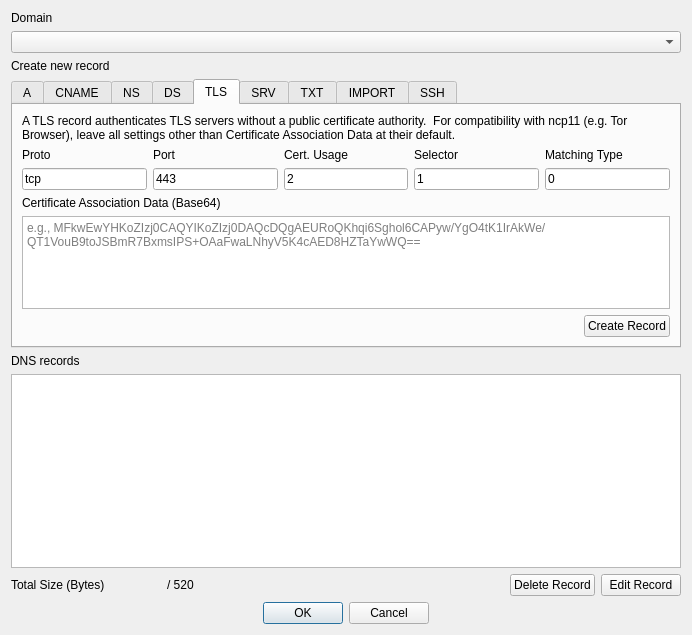
spaceexpanse/electrum-chi, file electrum_nmc/electrum/gui/qt/forms/dnsdialog.ui: the form before one commit.
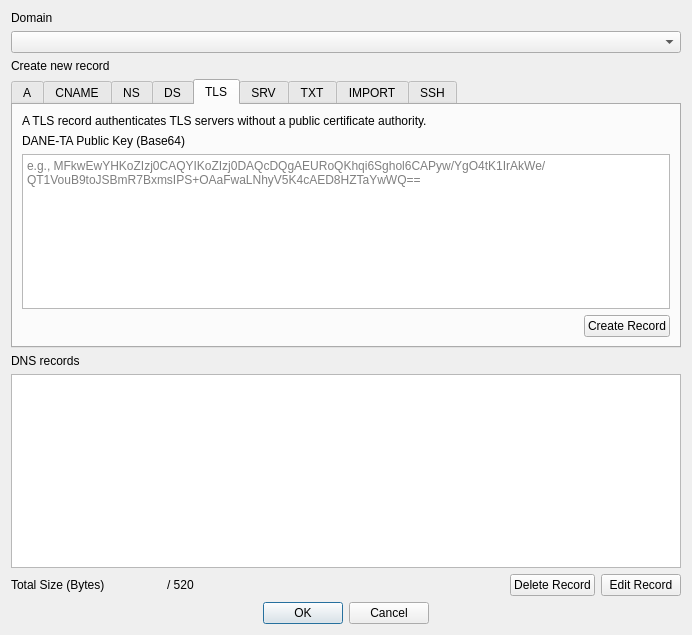
The form after the commit. The open tabs and pages were chosen to show the change. Custom widgets are drawn as their Qt base class.

Commit message: Namecoin: Update TLS record syntax for Encaya

Diff of the .ui file:
```diff
--- a/electrum_nmc/electrum/gui/qt/forms/dnsdialog.ui
+++ b/electrum_nmc/electrum/gui/qt/forms/dnsdialog.ui
@@ -614,156 +614,17 @@
        <item>
         <widget class="QLabel" name="labelTLSDesc">
          <property name="text">
-          <string>A TLS record authenticates TLS servers without a public certificate authority.  For compatibility with ncp11 (e.g. Tor Browser), leave all settings other than Certificate Association Data at their default.</string>
+          <string>A TLS record authenticates TLS servers without a public certificate authority.</string>
          </property>
          <property name="wordWrap">
           <bool>true</bool>
          </property>
         </widget>
        </item>
-       <item>
-        <layout class="QHBoxLayout" name="horizontalLayout_15">
-         <item>
-          <layout class="QVBoxLayout" name="verticalLayout_25">
-           <item>
-            <widget class="QLabel" name="labelTLSProto">
-             <property name="maximumSize">
-              <size>
-               <width>16777215</width>
-               <height>20</height>
-              </size>
-             </property>
-             <property name="text">
-              <string>Proto</string>
-             </property>
-            </widget>
-           </item>
-           <item>
-            <widget class="QLineEdit" name="editTLSProto">
-             <property name="placeholderText">
-              <string>e.g., tcp</string>
-             </property>
-             <property name="text">
-              <string>tcp</string>
-             </property>
-            </widget>
-           </item>
-          </layout>
-         </item>
-         <item>
-          <layout class="QVBoxLayout" name="verticalLayout_18">
-           <item>
-            <widget class="QLabel" name="labelTLSPort">
-             <property name="maximumSize">
-              <size>
-               <width>16777215</width>
-               <height>20</height>
-              </size>
-             </property>
-             <property name="text">
-              <string>Port</string>
-             </property>
-            </widget>
-           </item>
-           <item>
-            <widget class="QLineEdit" name="editTLSPort">
-             <property name="placeholderText">
-              <string>e.g., 443</string>
-             </property>
-             <property name="text">
-              <string>443</string>
-             </property>
-            </widget>
-           </item>
-          </layout>
-         </item>
-         <item>
-          <layout class="QVBoxLayout" name="verticalLayout_13">
-           <item>
-            <widget class="QLabel" name="labelTLSCertUsage">
-             <property name="maximumSize">
-              <size>
-               <width>16777215</width>
-               <height>20</height>
-              </size>
-             </property>
-             <property name="text">
-              <string>Cert. Usage</string>
-             </property>
-            </widget>
-           </item>
-           <item>
-            <widget class="QValidatedLineEdit" name="editTLSCertUsage">
-             <property name="placeholderText">
-              <string>e.g., 2</string>
-             </property>
-             <property name="text">
-              <string>2</string>
-             </property>
-            </widget>
-           </item>
-          </layout>
-         </item>
-         <item>
-          <layout class="QVBoxLayout" name="verticalLayout_16">
-           <item>
-            <widget class="QLabel" name="labelTLSSelector">
-             <property name="maximumSize">
-              <size>
-               <width>16777215</width>
-               <height>20</height>
-              </size>
-             </property>
-             <property name="text">
-              <string>Selector</string>
-             </property>
-            </widget>
-           </item>
-           <item>
-            <widget class="QValidatedLineEdit" name="editTLSSelector">
-             <property name="placeholderText">
-              <string>e.g., 1</string>
-             </property>
-             <property name="text">
-              <string>1</string>
-             </property>
-            </widget>
-           </item>
-          </layout>
-         </item>
-         <item>
-          <layout class="QVBoxLayout" name="verticalLayout_17">
-           <item>
-            <widget class="QLabel" name="labelTLSMatchingType">
-             <property name="maximumSize">
-              <size>
-               <width>16777215</width>
-               <height>20</height>
-              </size>
-             </property>
-             <property name="text">
-              <string>Matching Type</string>
-             </property>
-            </widget>
-           </item>
-           <item>
-            <widget class="QValidatedLineEdit" name="editTLSMatchingType">
-             <property name="placeholderText">
-              <string>e.g., 0</string>
-             </property>
-             <property name="text">
-              <string>0</string>
-             </property>
-            </widget>
-           </item>
-          </layout>
-         </item>
-        </layout>
-       </item>
        <item>
         <widget class="QLabel" name="label_24">
          <property name="text">
-          <string>Certificate Association Data (Base64)</string>
+          <string>DANE-TA Public Key (Base64)</string>
          </property>
         </widget>
        </item>
```
The commit also changes 2 other files.
